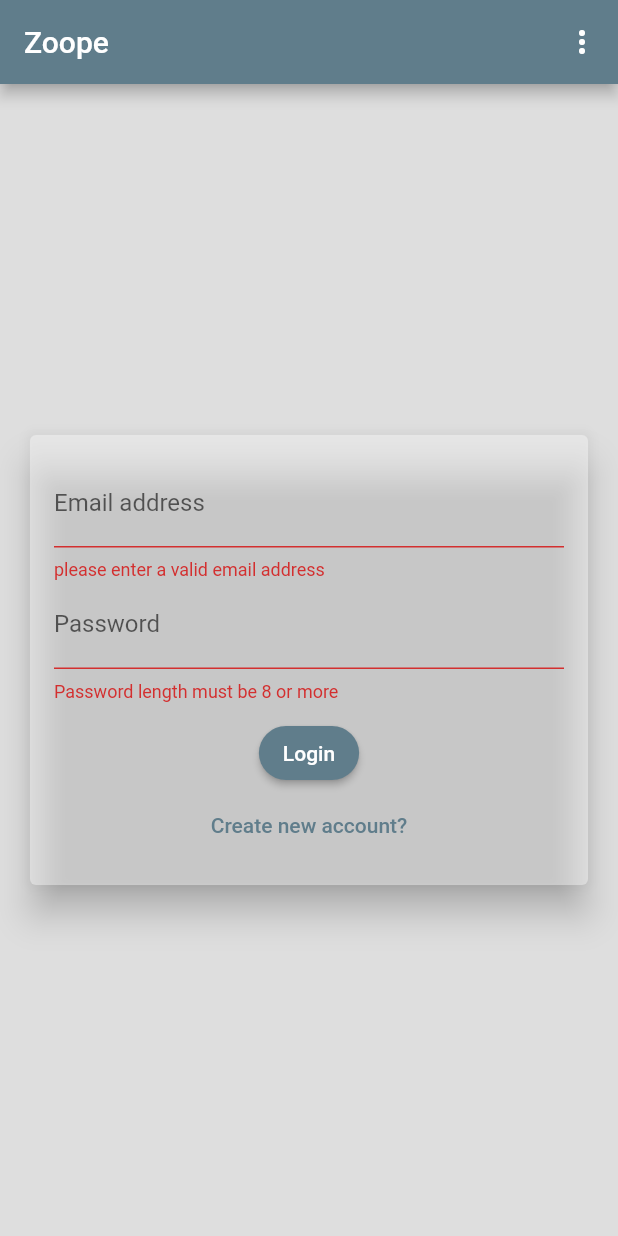
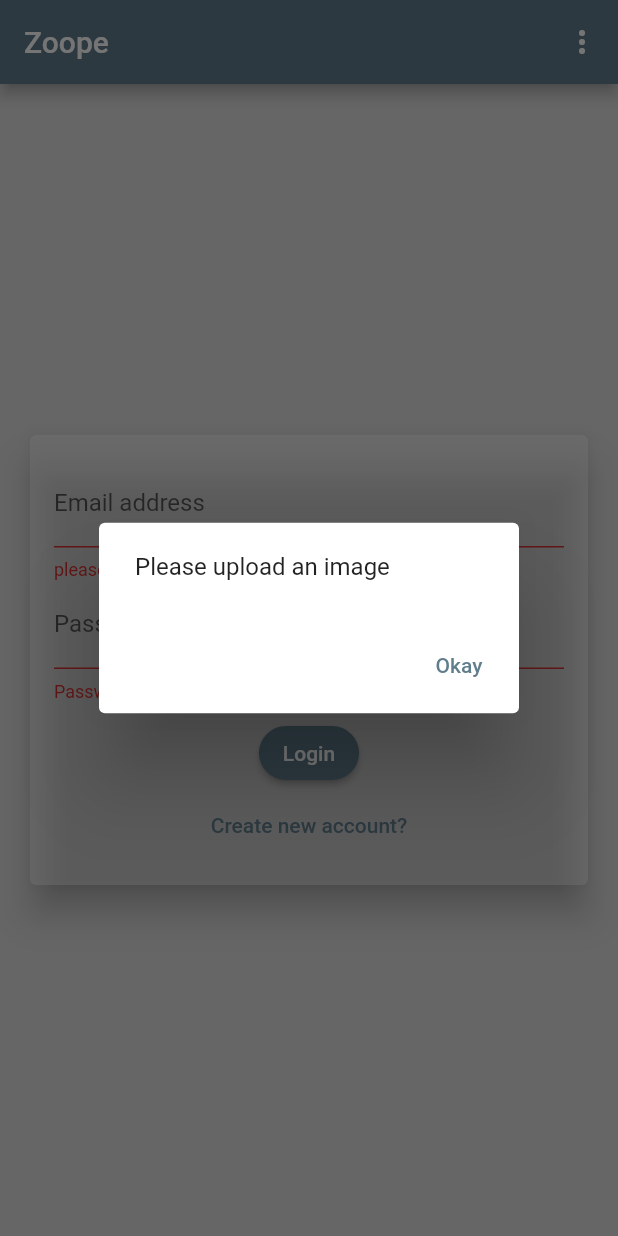
Before and after one commit to FaiyazUllah786/FlutterChatApp, a Flutter app: the screen it shows after launch, after a tap on "Login", on a phone screen of 412 x 824 dp. Run offline on Flutter 3.47's test engine with Material 2 defaults, Android fonts, the phone set to English and light mode, and no system bars; our stand-ins replace cloud_firestore, firebase_auth, firebase_core, firebase_storage, image_picker; accounts and stored records are empty.

Commit message:
added images to usermassages and firebase storage bucket

```diff
--- a/lib/picker/user_image_picker.dart
+++ b/lib/picker/user_image_picker.dart
@@ -4,7 +4,8 @@ import 'package:flutter/material.dart';
 import 'package:image_picker/image_picker.dart';
 
 class UserImagePicker extends StatefulWidget {
-  const UserImagePicker({super.key});
+  final Function(XFile? pickedImage) imagePickFn;
+  UserImagePicker({super.key, required this.imagePickFn});
 
   @override
   State<UserImagePicker> createState() => _UserImagePickerState();
@@ -29,6 +30,8 @@ class _UserImagePickerState extends State<UserImagePicker> {
                     setState(() {
                       _pickedImage = _image;
                     });
+                    widget.imagePickFn(_image);
+                    Navigator.of(ctx).pop();
                   },
                   icon: Icon(
                     Icons.camera_enhance_rounded,
@@ -49,6 +52,8 @@ class _UserImagePickerState extends State<UserImagePicker> {
                       setState(() {
                         _pickedImage = _image;
                       });
+                      widget.imagePickFn(_image);
+                      Navigator.of(ctx).pop();
                     },
                     icon: Icon(
                       Icons.photo,
--- a/lib/widgets/auth_form.dart
+++ b/lib/widgets/auth_form.dart
@@ -1,4 +1,7 @@
+import 'dart:io';
 import 'package:flutter/material.dart';
+
+import 'package:image_picker/image_picker.dart';
 
 import '../picker/user_image_picker.dart';
 
@@ -6,6 +9,7 @@ class AuthForm extends StatefulWidget {
   final Function({
     required String email,
     required String username,
+    required XFile userimage,
     required String password,
     required bool isLogin,
   }) submitHelper;
@@ -24,21 +28,41 @@ class _AuthFormState extends State<AuthForm> {
   String _userEmail = '';
   String _userName = '';
   String _userPassword = '';
+  XFile? _userImageFile;
+  void _pickedImage(XFile? image) {
+    _userImageFile = image;
+  }
 
   void _trySubmit() {
     bool isValid = _formKey.currentState!.validate();
     FocusScope.of(context).unfocus();
-
+    if (_userImageFile == null) {
+      showDialog(
+          context: context,
+          builder: (ctx) {
+            return AlertDialog(
+              content: Text('Please upload an image'),
+              actions: [
+                TextButton(
+                    onPressed: () => Navigator.of(context).pop(),
+                    child: Text('Okay'))
+              ],
+            );
+          });
+      return;
+    }
     if (isValid) {
       _formKey.currentState!.save();
 
       //use those values to send auth to firebase
       widget.submitHelper(
-          //trim() removed extra spaces before or after text
-          email: _userEmail.trim(),
-          username: _userName.trim(),
-          password: _userPassword.trim(),
-          isLogin: _isLogin);
+        //trim() removed extra spaces before or after text
+        email: _userEmail.trim(),
+        username: _userName.trim(),
+        userimage: _userImageFile!,
+        password: _userPassword.trim(),
+        isLogin: _isLogin,
+      );
     }
   }
 
@@ -57,7 +81,7 @@ class _AuthFormState extends State<AuthForm> {
               child: Column(
                 mainAxisSize: MainAxisSize.min,
                 children: [
-                  if (!_isLogin) UserImagePicker(),
+                  if (!_isLogin) UserImagePicker(imagePickFn: _pickedImage),
                   TextFormField(
                     key: ValueKey('email'),
                     onSaved: (value) {
--- a/pubspec.yaml
+++ b/pubspec.yaml
@@ -37,7 +37,10 @@ dependencies:
   cupertino_icons: ^1.0.2
   cloud_firestore: ^4.4.4
   firebase_auth: ^4.2.10
+  firebase_storage: ^11.0.15
   image_picker: ^0.8.7
+  intl: ^0.17.0
+
 
 dev_dependencies:
   flutter_test:
```
Also changed, not shown: lib/screens/auth_screen.dart (+14 -0 lines), lib/widgets/chat/message_bubble.dart (+59 -7 lines), lib/widgets/chat/messages.dart (+7 -0 lines), lib/widgets/chat/new_message.dart (+25 -3 lines), pubspec.lock.
